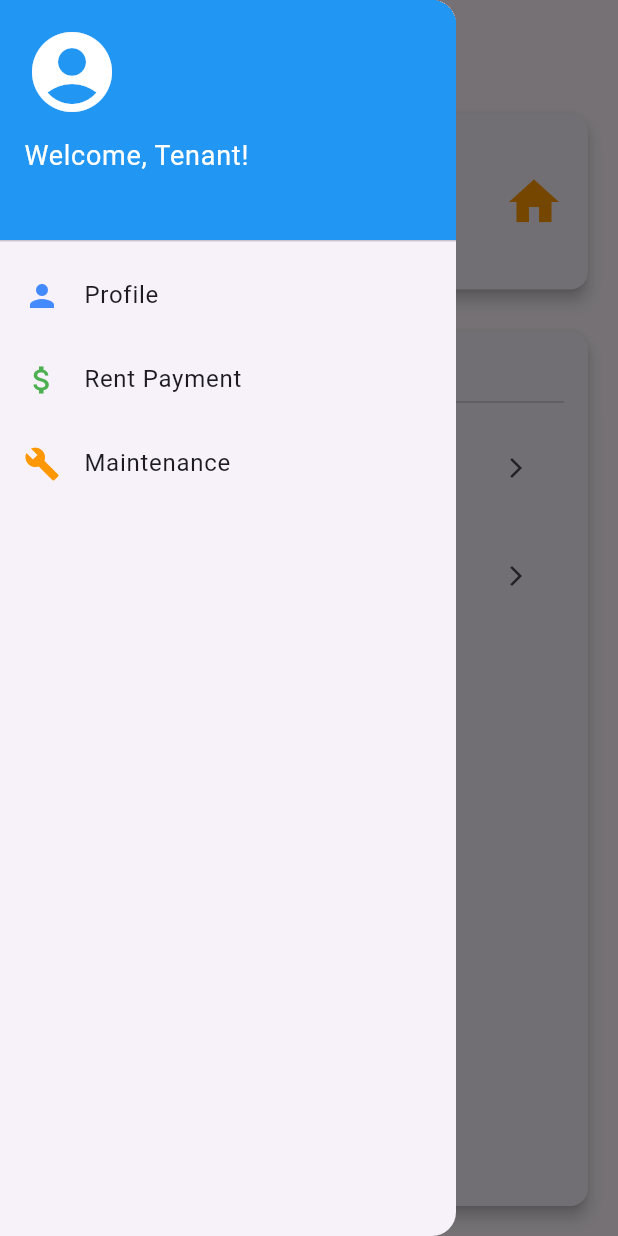
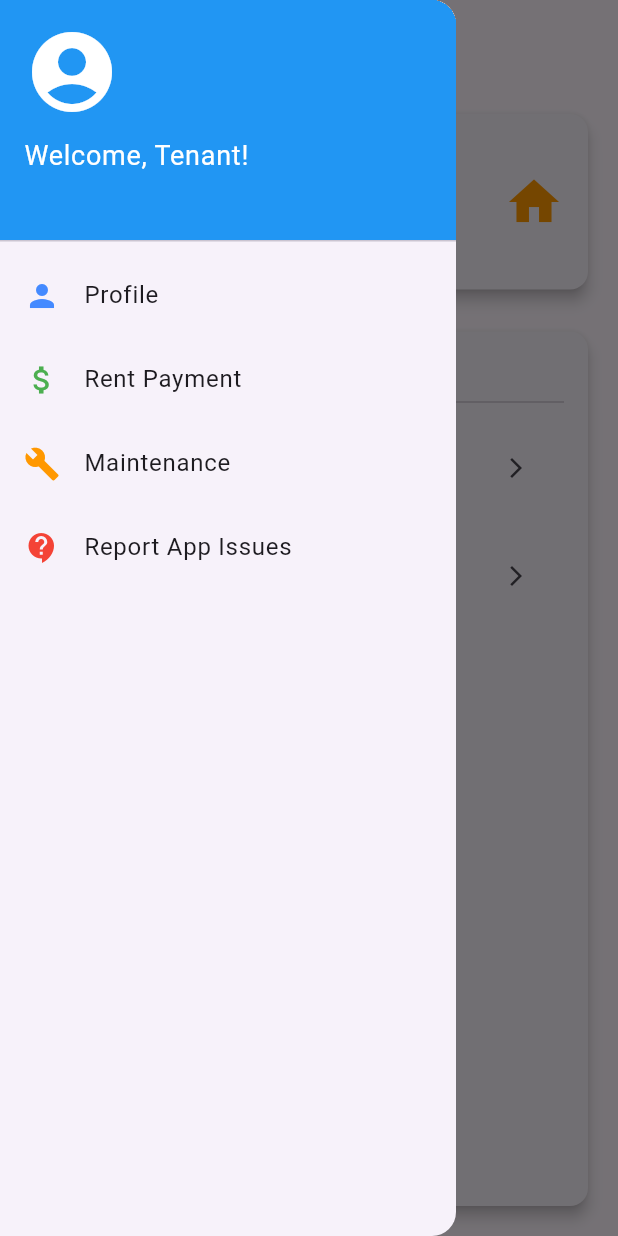
Before and after one commit to AMuthua/Tenant-Mate, a Flutter app: the screen it shows after launch, with the side drawer open, on a phone screen of 412 x 824 dp. Run offline on Flutter 3.47's test engine with Material 3 defaults, Android fonts, the phone set to English and light mode, and no system bars.

Commit message:
add dark mode and support page

```diff
--- a/lib/main.dart
+++ b/lib/main.dart
@@ -1,4 +1,5 @@
 import 'package:flutter/material.dart';
+import 'package:tenantmate/views/contact/support.dart';
 import 'views/auth/maintenance/maintenance_screen.dart';
 import 'views/profile/profile_screen.dart';
 import 'views/rent/rent_screen.dart';
@@ -18,6 +19,8 @@ class TenantMateApp extends StatelessWidget {
       theme: ThemeData(
         primarySwatch: Colors.blue,
       ),
+      darkTheme: ThemeData.dark(),
+      themeMode: ThemeMode.system,
       home: HomeScreen(),
     );
   }
@@ -104,6 +107,14 @@ class _HomeScreenState extends State<HomeScreen> {
                   MaterialPageRoute(builder: (context) => MaintenanceScreen()));
             },
           ),
+          ListTile(
+            leading: Icon(Icons.contact_support, color: Colors.red),
+            title: Text("Report App Issues"),
+            onTap: () {
+              Navigator.push(context,
+                  MaterialPageRoute(builder: (context) => SupportScreen()));
+            },
+          ),
         ],
       ),
     );
```
Also changed, not shown: lib/views/contact/support.dart (added, +13 -0 lines).
